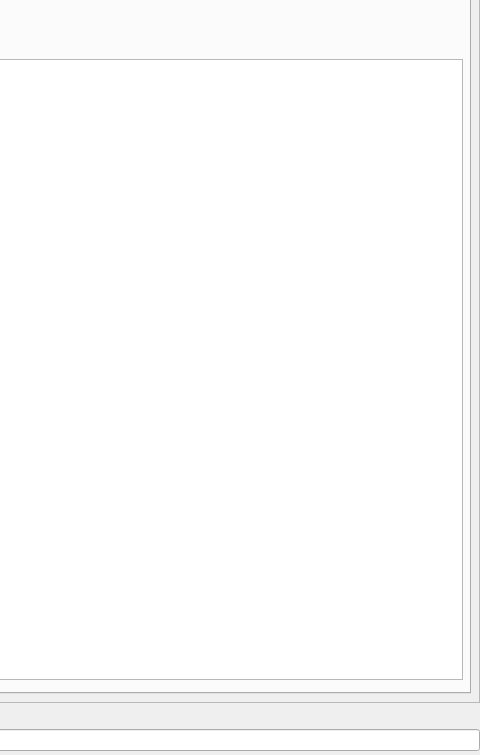
tellae/qgis-tellae-plugin, file tellae/dialogs/main_window.ui: the form before one commit; both pictures show x 510 to 990 and y 94 to 849 of the 990 by 849 pixel window.
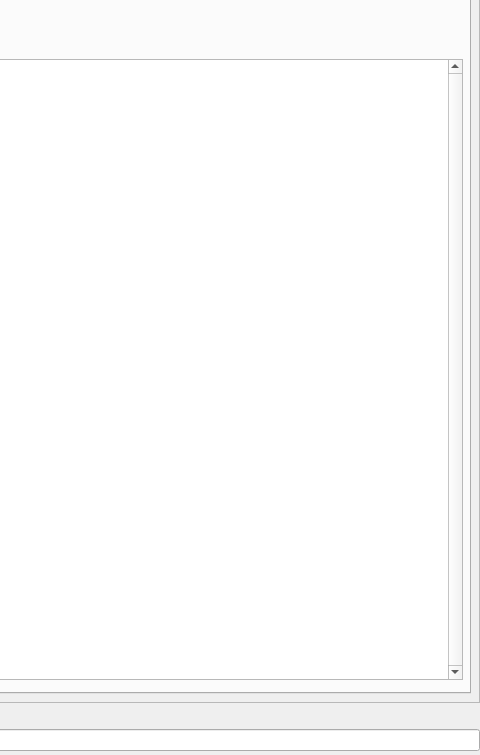
The form after the commit. The open tabs and pages were chosen to show the change. Custom widgets are drawn as their Qt base class.

Diff of the .ui file:
```diff
--- a/tellae/dialogs/main_window.ui
+++ b/tellae/dialogs/main_window.ui
@@ -376,6 +376,9 @@
                     <height>621</height>
                    </rect>
                   </property>
+                  <property name="verticalScrollBarPolicy">
+                   <enum>Qt::ScrollBarAlwaysOn</enum>
+                  </property>
                   <property name="alternatingRowColors">
                    <bool>true</bool>
                   </property>
```
